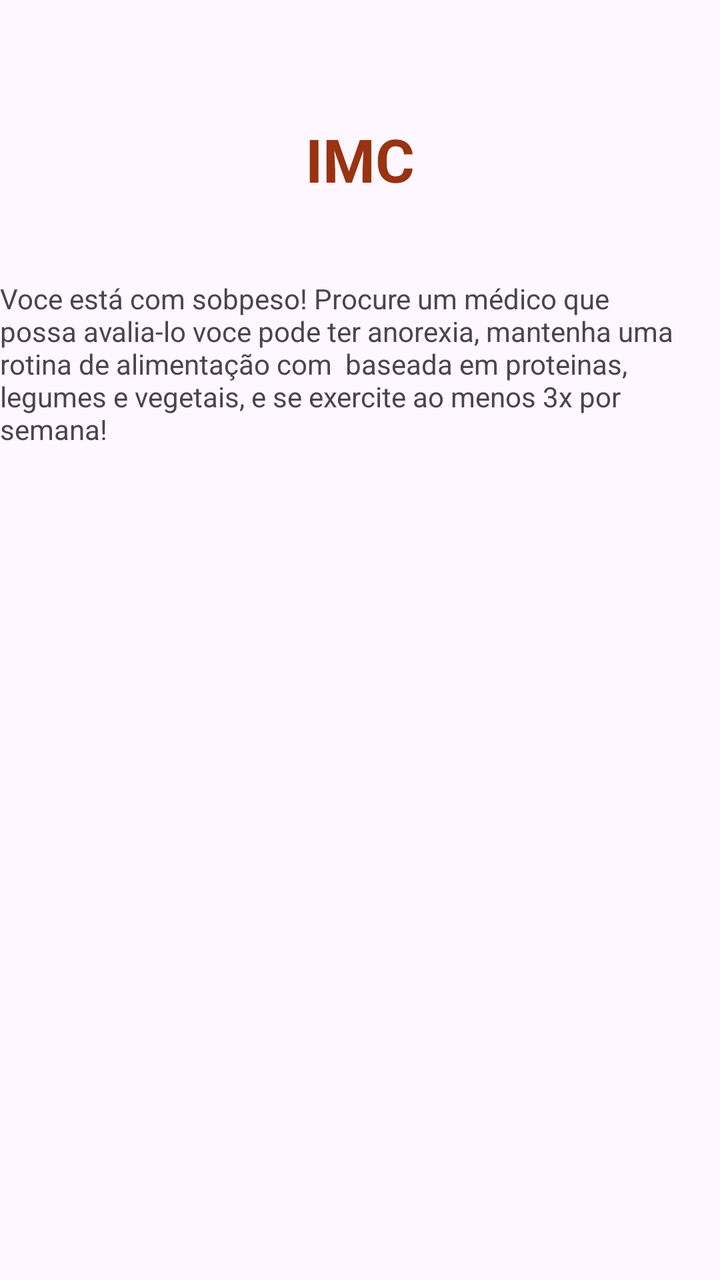
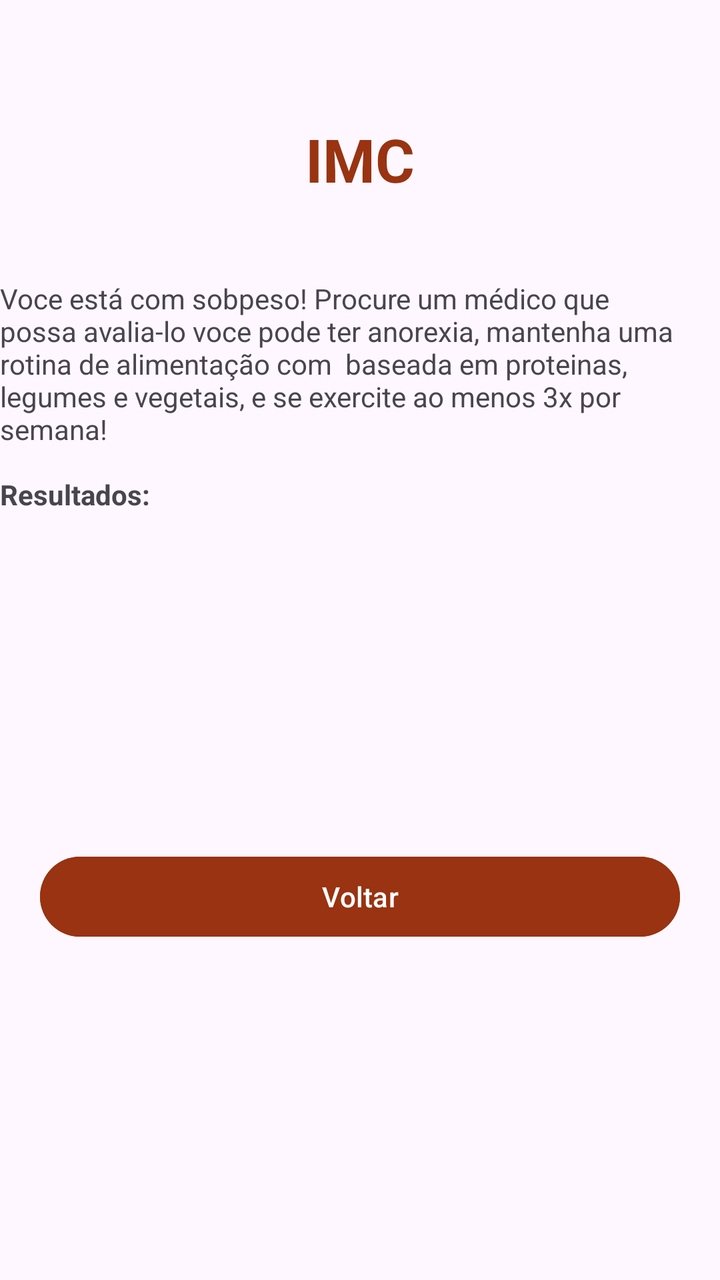

The first picture is an Android layout as it rendered before a commit; the second is the same layout after the commit. The layout source and the unified diff follow.
<!-- AndroidManifest.xml: application theme Theme.ProjetoIMC -->
<!-- res/layout/activity_main3.xml -->
<?xml version="1.0" encoding="utf-8"?>
<androidx.constraintlayout.widget.ConstraintLayout xmlns:android="http://schemas.android.com/apk/res/android"
    xmlns:app="http://schemas.android.com/apk/res-auto"
    xmlns:tools="http://schemas.android.com/tools"
    android:id="@+id/main"
    android:layout_width="match_parent"
    android:layout_height="match_parent"
    tools:context=".MainActivity3">


    <TextView
        android:id="@+id/textView3"
        android:layout_width="wrap_content"
        android:layout_height="wrap_content"
        android:text="IMC"
        android:textColor="#F931"
        android:textSize="30sp"
        android:textStyle="bold"
        app:layout_constraintBottom_toBottomOf="parent"
        app:layout_constraintEnd_toEndOf="parent"
        app:layout_constraintStart_toStartOf="parent"
        app:layout_constraintTop_toTopOf="parent"
        app:layout_constraintVertical_bias="0.099" />

    <TextView
        android:id="@+id/textView2"
        android:layout_width="343dp"
        android:layout_height="94dp"
        android:layout_marginTop="40dp"
        android:text="Voce está com sobpeso! Procure um médico que possa avalia-lo voce pode ter anorexia, mantenha uma rotina de alimentação com  baseada em proteinas, legumes e vegetais, e se exercite ao menos 3x por semana!"
        app:layout_constraintTop_toBottomOf="@+id/textView3"
        tools:layout_editor_absoluteX="34dp" />

</androidx.constraintlayout.widget.ConstraintLayout>
<!-- resources referenced by this layout -->
<resources>
  <style name="Theme.ProjetoIMC" parent="Base.Theme.ProjetoIMC" />
  <style name="Base.Theme.ProjetoIMC" parent="Theme.Material3.DayNight.NoActionBar">
          
          
      </style>
</resources>

<!-- the commit's change to res/layout/activity_main3.xml (unified diff, before → after) -->
@@ -5,11 +5,11 @@
     android:id="@+id/main"
     android:layout_width="match_parent"
     android:layout_height="match_parent"
-    tools:context=".MainActivity3">
+    tools:context=".ActivityThin">
 
 
     <TextView
-        android:id="@+id/textView3"
+        android:id="@+id/textView1"
         android:layout_width="wrap_content"
         android:layout_height="wrap_content"
         android:text="IMC"
@@ -28,7 +28,29 @@
         android:layout_height="94dp"
         android:layout_marginTop="40dp"
         android:text="Voce está com sobpeso! Procure um médico que possa avalia-lo voce pode ter anorexia, mantenha uma rotina de alimentação com  baseada em proteinas, legumes e vegetais, e se exercite ao menos 3x por semana!"
-        app:layout_constraintTop_toBottomOf="@+id/textView3"
+        app:layout_constraintTop_toBottomOf="@+id/textView1"
+        tools:layout_editor_absoluteX="34dp" />
+
+    <Button
+        android:id="@+id/btnVoltar"
+        android:layout_width="match_parent"
+        android:layout_height="wrap_content"
+        android:backgroundTint="#F931"
+        android:text="Voltar"
+        app:layout_constraintBottom_toBottomOf="parent"
+        app:layout_constraintTop_toBottomOf="@+id/resultados"
+        tools:layout_editor_absoluteX="-16dp"
+        android:layout_marginStart="20dp"
+        android:layout_marginEnd="20dp"/>
+
+    <TextView
+        android:id="@+id/resultados"
+        android:layout_width="wrap_content"
+        android:layout_height="wrap_content"
+        android:layout_marginTop="4dp"
+        android:text="Resultados:"
+        android:textStyle="bold"
+        app:layout_constraintTop_toBottomOf="@+id/textView2"
         tools:layout_editor_absoluteX="34dp" />
 
 </androidx.constraintlayout.widget.ConstraintLayout>
